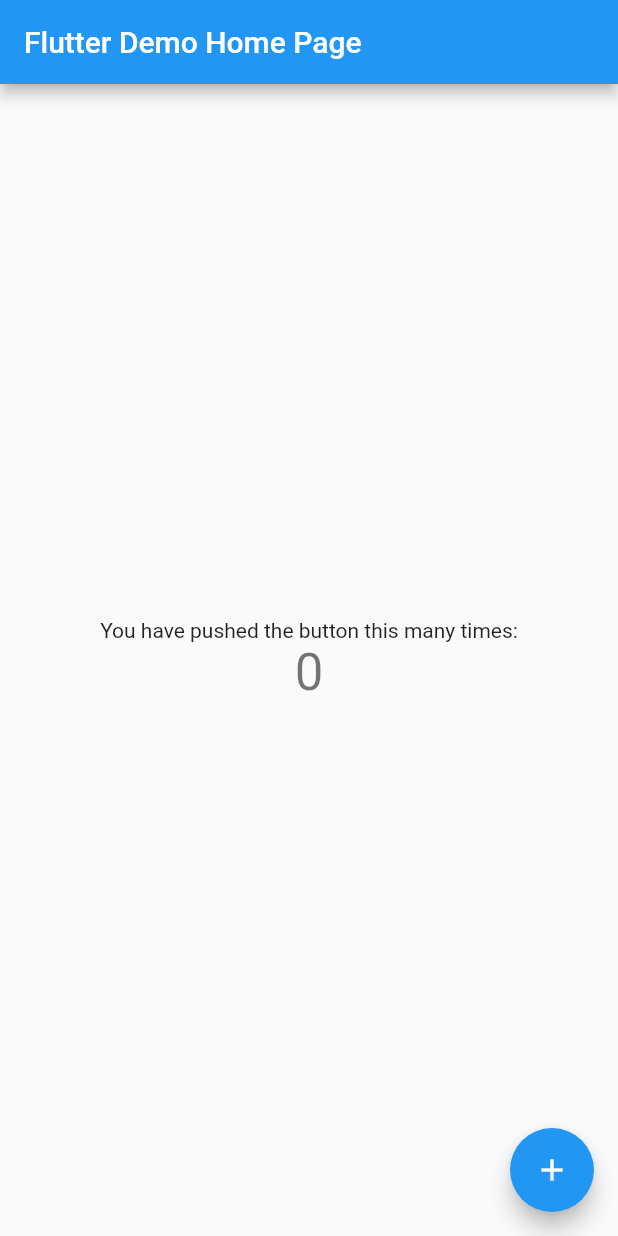
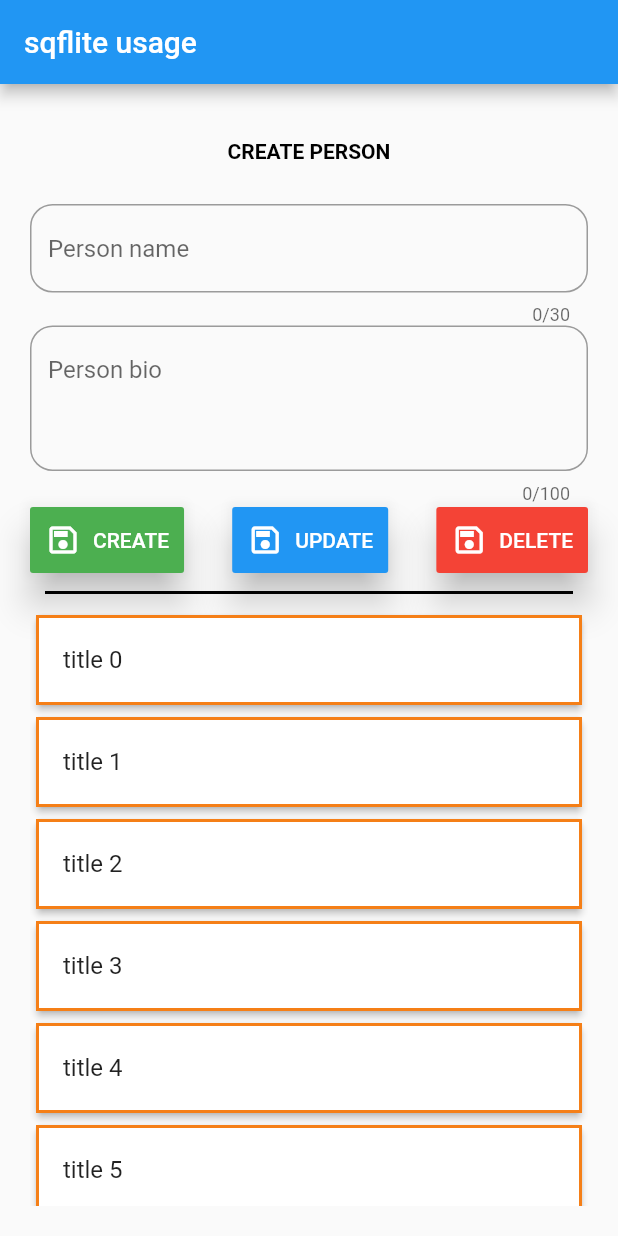
Before and after one commit to nejdetkadir/flutter-sqflite-crud, a Flutter app: the screen it shows after launch, on a phone screen of 412 x 824 dp. Run offline on Flutter 3.47's test engine with Material 2 defaults, Android fonts, the phone set to English and light mode, and no system bars; our stand-ins replace sqflite; accounts and stored records are empty.

Commit message:
Design view

```diff
--- a/lib/main.dart
+++ b/lib/main.dart
@@ -5,113 +5,176 @@ void main() {
 }
 
 class MyApp extends StatelessWidget {
-  // This widget is the root of your application.
   @override
   Widget build(BuildContext context) {
     return MaterialApp(
-      title: 'Flutter Demo',
-      theme: ThemeData(
-        // This is the theme of your application.
-        //
-        // Try running your application with "flutter run". You'll see the
-        // application has a blue toolbar. Then, without quitting the app, try
-        // changing the primarySwatch below to Colors.green and then invoke
-        // "hot reload" (press "r" in the console where you ran "flutter run",
-        // or simply save your changes to "hot reload" in a Flutter IDE).
-        // Notice that the counter didn't reset back to zero; the application
-        // is not restarted.
-        primarySwatch: Colors.blue,
-        // This makes the visual density adapt to the platform that you run
-        // the app on. For desktop platforms, the controls will be smaller and
-        // closer together (more dense) than on mobile platforms.
-        visualDensity: VisualDensity.adaptivePlatformDensity,
-      ),
-      home: MyHomePage(title: 'Flutter Demo Home Page'),
+      debugShowCheckedModeBanner: false,
+      title: 'sqflite usage',
+      home: MyHomePage(),
     );
   }
 }
 
 class MyHomePage extends StatefulWidget {
-  MyHomePage({Key key, this.title}) : super(key: key);
-
-  // This widget is the home page of your application. It is stateful, meaning
-  // that it has a State object (defined below) that contains fields that affect
-  // how it looks.
-
-  // This class is the configuration for the state. It holds the values (in this
-  // case the title) provided by the parent (in this case the App widget) and
-  // used by the build method of the State. Fields in a Widget subclass are
-  // always marked "final".
-
-  final String title;
-
   @override
   _MyHomePageState createState() => _MyHomePageState();
 }
 
 class _MyHomePageState extends State<MyHomePage> {
-  int _counter = 0;
-
-  void _incrementCounter() {
-    setState(() {
-      // This call to setState tells the Flutter framework that something has
-      // changed in this State, which causes it to rerun the build method below
-      // so that the display can reflect the updated values. If we changed
-      // _counter without calling setState(), then the build method would not be
-      // called again, and so nothing would appear to happen.
-      _counter++;
-    });
-  }
+  var formKey = GlobalKey<FormState>();
+  String selectedSexual = "male";
+  String selectedType = "erkek";
 
   @override
   Widget build(BuildContext context) {
-    // This method is rerun every time setState is called, for instance as done
-    // by the _incrementCounter method above.
-    //
-    // The Flutter framework has been optimized to make rerunning build methods
-    // fast, so that you can just rebuild anything that needs updating rather
-    // than having to individually change instances of widgets.
     return Scaffold(
       appBar: AppBar(
-        // Here we take the value from the MyHomePage object that was created by
-        // the App.build method, and use it to set our appbar title.
-        title: Text(widget.title),
+        title: Text("sqflite usage"),
       ),
-      body: Center(
-        // Center is a layout widget. It takes a single child and positions it
-        // in the middle of the parent.
+      body: Container(
+        margin: EdgeInsets.all(20),
         child: Column(
-          // Column is also a layout widget. It takes a list of children and
-          // arranges them vertically. By default, it sizes itself to fit its
-          // children horizontally, and tries to be as tall as its parent.
-          //
-          // Invoke "debug painting" (press "p" in the console, choose the
-          // "Toggle Debug Paint" action from the Flutter Inspector in Android
-          // Studio, or the "Toggle Debug Paint" command in Visual Studio Code)
-          // to see the wireframe for each widget.
-          //
-          // Column has various properties to control how it sizes itself and
-          // how it positions its children. Here we use mainAxisAlignment to
-          // center the children vertically; the main axis here is the vertical
-          // axis because Columns are vertical (the cross axis would be
-          // horizontal).
-          mainAxisAlignment: MainAxisAlignment.center,
-          children: <Widget>[
-            Text(
-              'You have pushed the button this many times:',
+          crossAxisAlignment: CrossAxisAlignment.stretch,
+          mainAxisSize: MainAxisSize.max,
+          children: [
+            Form(
+              key: formKey,
+              child: Container(
+                child: Column(
+                  mainAxisAlignment: MainAxisAlignment.center,
+                  children: [
+                    Container(
+                      margin: EdgeInsets.only(bottom: 10),
+                      height: 50,
+                      alignment: Alignment.center,
+                      child: Text(
+                        "CREATE PERSON",
+                        style: TextStyle(
+                            color: Colors.black, fontWeight: FontWeight.bold),
+                      ),
+                    ),
+                    TextFormField(
+                      keyboardType: TextInputType.text,
+                      decoration: InputDecoration(
+                        hintText: "Person name",
+                        border: OutlineInputBorder(
+                          borderRadius: BorderRadius.all(
+                            Radius.circular(15),
+                          ),
+                        ),
+                      ),
+                      maxLength: 30,
+                      validator: (value) {
+                        return value.isEmpty
+                            ? "Can not assign empty value!"
+                            : null;
+                      },
+                      onSaved: (newValue) {
+                        print(newValue);
+                      },
+                    ),
+                    TextFormField(
+                      keyboardType: TextInputType.multiline,
+                      decoration: InputDecoration(
+                        hintText: "Person bio",
+                        border: OutlineInputBorder(
+                          borderRadius: BorderRadius.all(
+                            Radius.circular(15),
+                          ),
+                        ),
+                      ),
+                      maxLength: 100,
+                      maxLines: 3,
+                      validator: (value) {
+                        return value.isEmpty
+                            ? "Can not assign empty value!"
+                            : null;
+                      },
+                      onSaved: (newValue) {
+                        print(newValue);
+                      },
+                    ),
+                    Row(
+                      mainAxisAlignment: MainAxisAlignment.spaceBetween,
+                      children: [
+                        RaisedButton.icon(
+                          elevation: 10,
+                          padding: EdgeInsets.all(10),
+                          color: Colors.green.shade500,
+                          onPressed: () {},
+                          label: Text(
+                            "CREATE",
+                            style: TextStyle(color: Colors.white),
+                          ),
+                          icon: Icon(
+                            Icons.save_outlined,
+                            color: Colors.white,
+                          ),
+                        ),
+                        RaisedButton.icon(
+                          elevation: 10,
+                          padding: EdgeInsets.all(10),
+                          color: Colors.blue.shade500,
+                          onPressed: () {},
+                          label: Text(
+                            "UPDATE",
+                            style: TextStyle(color: Colors.white),
+                          ),
+                          icon: Icon(
+                            Icons.save_outlined,
+                            color: Colors.white,
+                          ),
+                        ),
+                        RaisedButton.icon(
+                          elevation: 10,
+                          padding: EdgeInsets.all(10),
+                          color: Colors.red.shade500,
+                          onPressed: () {},
+                          label: Text(
+                            "DELETE",
+                            style: TextStyle(color: Colors.white),
+                          ),
+                          icon: Icon(
+                            Icons.save_outlined,
+                            color: Colors.white,
+                          ),
+                        )
+                      ],
+                    ),
+                    Container(
+                      margin: EdgeInsets.all(10),
+                      color: Colors.black,
+                      height: 2,
+                    )
+                  ],
+                ),
+              ),
             ),
-            Text(
-              '$_counter',
-              style: Theme.of(context).textTheme.headline4,
-            ),
+            Expanded(
+              child: ListView.builder(
+                itemCount: 20,
+                itemBuilder: (context, index) {
+                  return Dismissible(
+                    key: Key(index.toString()),
+                    child: Card(
+                      elevation: 2,
+                      child: Container(
+                        decoration: BoxDecoration(
+                            border: Border.all(
+                                color: Colors.yellow.shade900, width: 2)),
+                        child: ListTile(
+                          onTap: () {},
+                          title: Text("title $index"),
+                        ),
+                      ),
+                    ),
+                  );
+                },
+              ),
+            )
           ],
         ),
       ),
-      floatingActionButton: FloatingActionButton(
-        onPressed: _incrementCounter,
-        tooltip: 'Increment',
-        child: Icon(Icons.add),
-      ), // This trailing comma makes auto-formatting nicer for build methods.
     );
   }
 }
```
